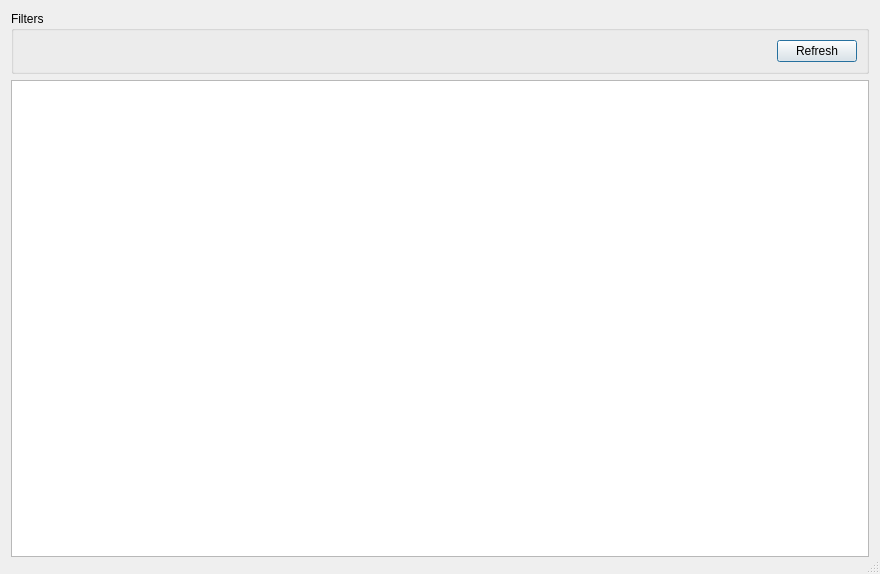
First picture: the form in client/report/dlgpreview.ui, repository tbikfalvi/Belenus, before the edit.
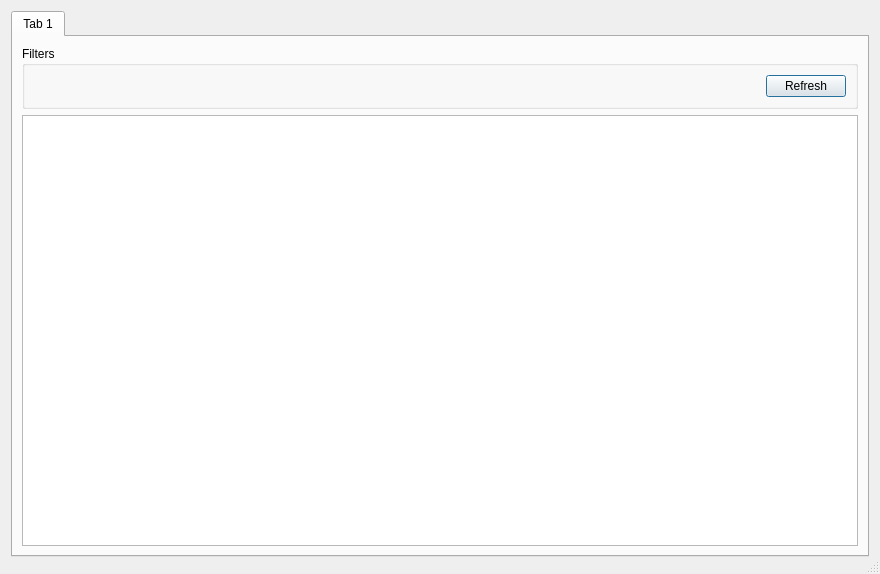
Second picture: the form after the edit.

Commit message: Tabokkal ellatott report ablakok kezdemenye.

```diff
--- a/client/report/dlgpreview.ui
+++ b/client/report/dlgpreview.ui
@@ -22,6 +22,16 @@
   <property name="modal">
    <bool>true</bool>
   </property>
+  <layout class="QVBoxLayout" name="verticalLayout_2">
+   <item>
+    <widget class="QTabWidget" name="tabReport">
+     <property name="currentIndex">
+      <number>0</number>
+     </property>
+     <widget class="QWidget" name="tabFirst">
+      <attribute name="title">
+       <string>Tab 1</string>
+      </attribute>
   <layout class="QVBoxLayout" name="verticalLayout">
    <item>
     <widget class="QGroupBox" name="grpFilters">
@@ -60,6 +70,10 @@
      <property name="textInteractionFlags">
       <set>Qt::LinksAccessibleByKeyboard|Qt::LinksAccessibleByMouse|Qt::TextBrowserInteraction|Qt::TextSelectableByKeyboard|Qt::TextSelectableByMouse</set>
      </property>
+        </widget>
+       </item>
+      </layout>
+     </widget>
     </widget>
    </item>
    <item>
```
Lines whose indentation alone changed are shown as unchanged. The commit also changes 8 other files.
